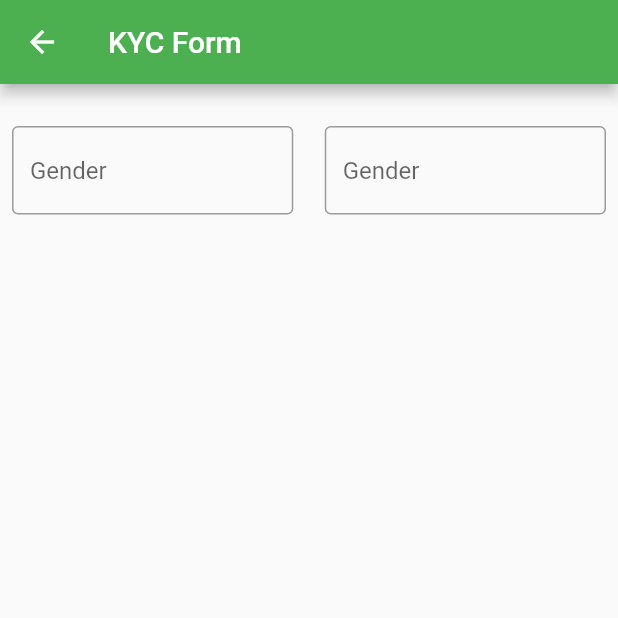
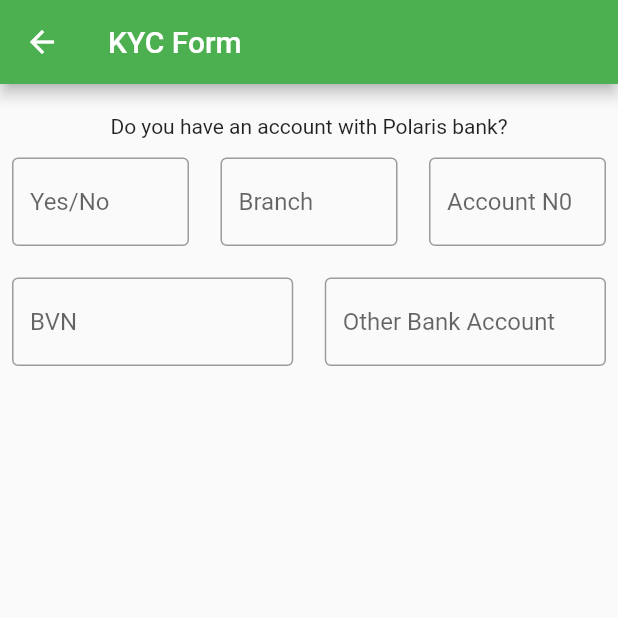
Before and after one commit to vikilinho/lsgnysc, a Flutter app: the PolarisForm screen opened directly, on a phone screen of 412 x 824 dp, the top half of it. Run offline on Flutter 3.47's test engine with Material 2 defaults, Android fonts, the phone set to English and light mode, and no system bars; our stand-ins replace google_fonts.

Commit message:
kyc form

```diff
--- a/lib/pages/polaris_form.dart
+++ b/lib/pages/polaris_form.dart
@@ -20,6 +20,10 @@
           SizedBox(
             height: 20,
           ),
+          Text("Do you have an account with Polaris bank?"),
+          SizedBox(
+            height: 5,
+          ),
           Row(
             children: [
               Expanded(
@@ -31,8 +35,7 @@
                       decoration: InputDecoration(
                           border: OutlineInputBorder(),
                           alignLabelWithHint: true,
-                          hintText: "Sex",
-                          label: Text("Gender")),
+                          label: Text("Yes/No")),
                     ),
                   ),
                 ),
@@ -49,8 +52,63 @@
                       decoration: InputDecoration(
                           border: OutlineInputBorder(),
                           alignLabelWithHint: true,
-                          hintText: "Sex",
-                          label: Text("Gender")),
+                          label: Text("Branch")),
+                    ),
+                  ),
+                ),
+              ),
+              SizedBox(
+                width: 5,
+              ),
+              Expanded(
+                child: Padding(
+                  padding: const EdgeInsets.all(8.0),
+                  child: Container(
+                    decoration: BoxDecoration(color: Colors.transparent),
+                    child: TextField(
+                      decoration: InputDecoration(
+                          border: OutlineInputBorder(),
+                          alignLabelWithHint: true,
+                          label: Text("Account N0")),
+                    ),
+                  ),
+                ),
+              ),
+            ],
+          ),
+          SizedBox(
+            height: 5,
+          ),
+          Row(
+            children: [
+              Expanded(
+                child: Padding(
+                  padding: const EdgeInsets.all(8.0),
+                  child: Container(
+                    decoration: BoxDecoration(color: Colors.transparent),
+                    child: TextField(
+                      decoration: InputDecoration(
+                          border: OutlineInputBorder(),
+                          alignLabelWithHint: true,
+                          label: Text("BVN")),
+                    ),
+                  ),
+                ),
+              ),
+              SizedBox(
+                width: 5,
+              ),
+              Expanded(
+                child: Padding(
+                  padding: const EdgeInsets.all(8.0),
+                  child: Container(
+                    decoration: BoxDecoration(color: Colors.transparent),
+                    child: TextField(
+                      decoration: InputDecoration(
+                          border: OutlineInputBorder(),
+                          alignLabelWithHint: true,
+                          hintText: "Bank Name",
+                          label: Text("Other Bank Account")),
                     ),
                   ),
                 ),
```
